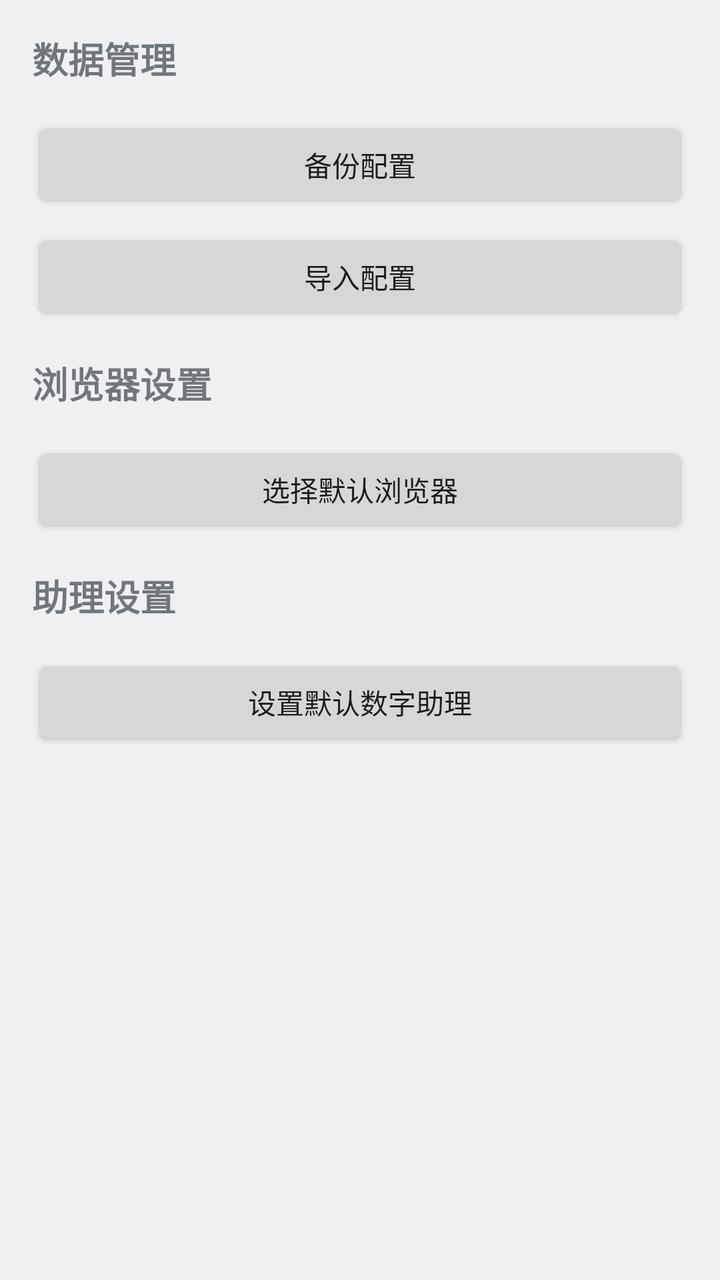
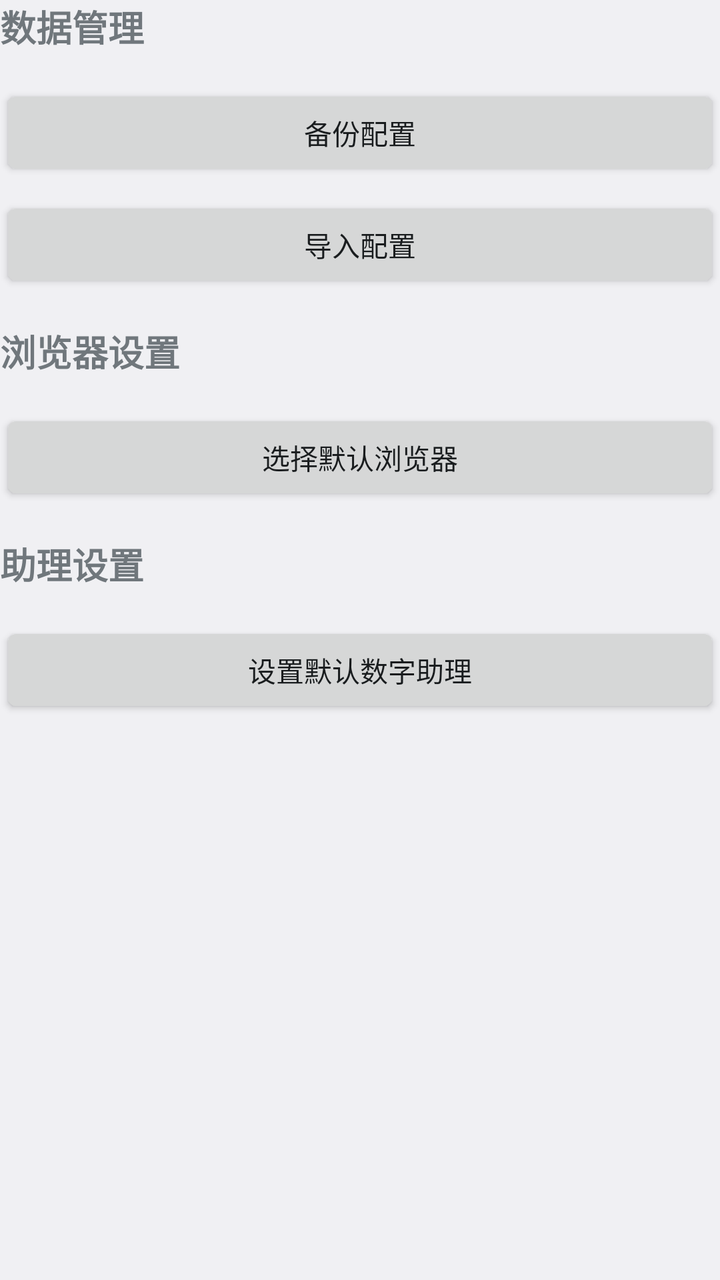

Before-and-after screenshots of an Android layout around one commit, followed by the original layout XML and the change that was made.
<!-- AndroidManifest.xml: application theme AppTheme -->
<!-- res/layout/activity_settings.xml -->
<?xml version="1.0" encoding="utf-8"?>
<LinearLayout xmlns:android="http://schemas.android.com/apk/res/android"
    android:layout_width="match_parent"
    android:layout_height="match_parent"
    android:orientation="vertical"
    android:padding="16dp"
    android:fitsSystemWindows="true">

    <TextView
        android:layout_width="match_parent"
        android:layout_height="wrap_content"
        android:text="数据管理"
        android:textSize="18sp"
        android:textStyle="bold"
        android:layout_marginBottom="16dp"/>

    <Button
        android:id="@+id/btn_backup"
        android:layout_width="match_parent"
        android:layout_height="wrap_content"
        android:text="备份配置"
        android:layout_marginBottom="8dp"/>

    <Button
        android:id="@+id/btn_import"
        android:layout_width="match_parent"
        android:layout_height="wrap_content"
        android:text="导入配置"
        android:layout_marginBottom="16dp"/>

    <TextView
        android:layout_width="match_parent"
        android:layout_height="wrap_content"
        android:text="浏览器设置"
        android:textSize="18sp"
        android:textStyle="bold"
        android:layout_marginBottom="16dp"/>

    <Button
        android:id="@+id/btn_select_browser"
        android:layout_width="match_parent"
        android:layout_height="wrap_content"
        android:layout_marginBottom="16dp"
        android:text="选择默认浏览器" />

    <TextView
        android:layout_width="match_parent"
        android:layout_height="wrap_content"
        android:layout_marginBottom="16dp"
        android:text="助理设置"
        android:textSize="18sp"
        android:textStyle="bold" />

    <Button
        android:id="@+id/btn_set_default_assistant"
        android:layout_width="match_parent"
        android:layout_height="wrap_content"
        android:text="设置默认数字助理" />

</LinearLayout>
<!-- resources referenced by this layout -->
<resources>
  <style name="AppTheme" parent="@android:style/Theme.DeviceDefault.Light.NoActionBar">
          <item name="android:statusBarColor">@android:color/white</item>
          <item name="android:windowLightStatusBar">true</item>
      </style>
</resources>

<!-- the commit's change to res/layout/activity_settings.xml (unified diff, before → after) -->
@@ -1,40 +1,43 @@
 <?xml version="1.0" encoding="utf-8"?>
 <LinearLayout xmlns:android="http://schemas.android.com/apk/res/android"
+    xmlns:tools="http://schemas.android.com/tools"
     android:layout_width="match_parent"
     android:layout_height="match_parent"
+    android:layout_marginLeft="8dp"
+    android:layout_marginRight="8dp"
+    android:fitsSystemWindows="true"
     android:orientation="vertical"
-    android:padding="16dp"
-    android:fitsSystemWindows="true">
+    tools:ignore="HardcodedText">
 
     <TextView
         android:layout_width="match_parent"
         android:layout_height="wrap_content"
+        android:layout_marginBottom="16dp"
         android:text="数据管理"
         android:textSize="18sp"
-        android:textStyle="bold"
-        android:layout_marginBottom="16dp"/>
+        android:textStyle="bold" />
 
     <Button
         android:id="@+id/btn_backup"
         android:layout_width="match_parent"
         android:layout_height="wrap_content"
-        android:text="备份配置"
-        android:layout_marginBottom="8dp"/>
+        android:layout_marginBottom="8dp"
+        android:text="备份配置" />
 
     <Button
         android:id="@+id/btn_import"
         android:layout_width="match_parent"
         android:layout_height="wrap_content"
-        android:text="导入配置"
-        android:layout_marginBottom="16dp"/>
+        android:layout_marginBottom="16dp"
+        android:text="导入配置" />
 
     <TextView
         android:layout_width="match_parent"
         android:layout_height="wrap_content"
+        android:layout_marginBottom="16dp"
         android:text="浏览器设置"
         android:textSize="18sp"
-        android:textStyle="bold"
-        android:layout_marginBottom="16dp"/>
+        android:textStyle="bold" />
 
     <Button
         android:id="@+id/btn_select_browser"
